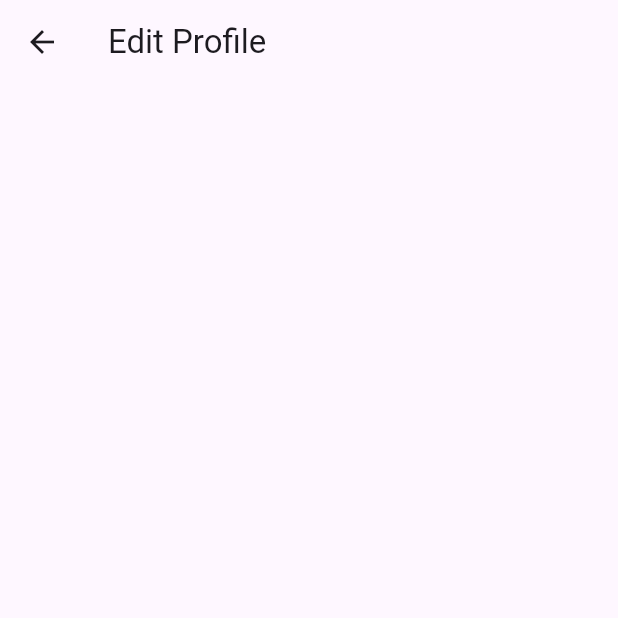
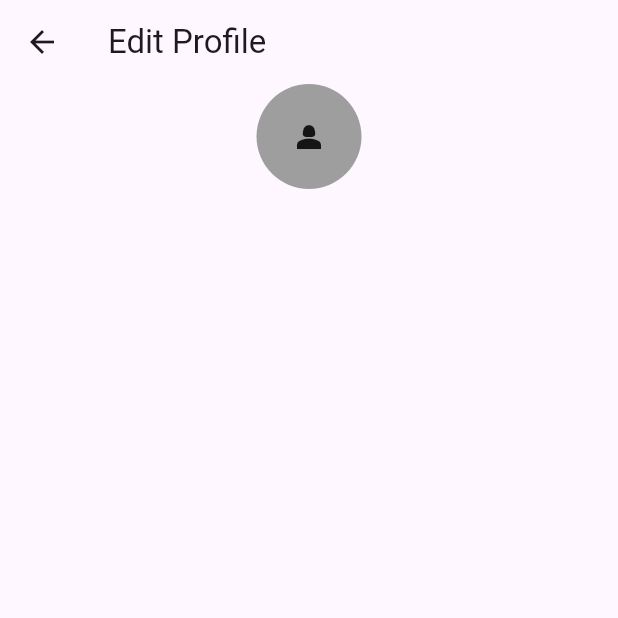
Before and after one commit to alviazirin/edspert_course, a Flutter app: the EditProfileScreen screen opened directly, on a phone screen of 412 x 824 dp, the top half of it. Run offline on Flutter 3.47's test engine with Material 3 defaults, Android fonts, the phone set to English and light mode, and no system bars; our stand-ins replace bloc, cross_file, dio, equatable, firebase_auth, firebase_core and 7 more; accounts and stored records are empty.

Commit message:
prgress: profile

```diff
--- /dev/null
+++ b/lib/domain/usecases/upload_image_usecase.dart
@@ -0,0 +1,12 @@
+import 'package:edspert_course/domain/repositories/profile_repository.dart';
+import 'package:image_picker/image_picker.dart';
+
+class UploadImageUseCase {
+  final ProfileRepository repository;
+
+  UploadImageUseCase(this.repository);
+
+  Future<String?> call(XFile file) {
+    return repository.uploadImage(file);
+  }
+}
--- a/lib/presentation/app.dart
+++ b/lib/presentation/app.dart
@@ -1,13 +1,16 @@
 import 'package:edspert_course/data/repositories/auth_repository_impl.dart';
 import 'package:edspert_course/domain/usecases/is_signed_in_with_google_usecase.dart';
 import 'package:edspert_course/domain/usecases/sign_in_with_google_usecase.dart';
+import 'package:edspert_course/domain/usecases/upload_image_usecase.dart';
 import 'package:flutter/material.dart';
 import 'package:flutter_bloc/flutter_bloc.dart';
 
+import '../data/repositories/profile_repository_impl.dart';
 import '../domain/repositories/domain_repositories.dart';
 import '../screens/splash.dart';
 import 'manager/auth/auth_bloc.dart';
 import 'manager/home_nav/cubit/home_nav_cubit.dart';
+import 'manager/profile/profile_bloc.dart';
 
 class MyApp extends StatelessWidget {
   const MyApp({super.key});
@@ -29,7 +32,7 @@ class MyApp extends StatelessWidget {
         BlocProvider(create: (context) => HomeNavCubit()),
         BlocProvider(
           create: (context) => ProfileBloc(
-            UploadImageUsecase(ProfileRepositoryImpl()),
+            UploadImageUseCase(ProfileRepositoryImpl()),
           ),
         ),
       ],
--- a/lib/presentation/manager/profile/profile_bloc.dart
+++ b/lib/presentation/manager/profile/profile_bloc.dart
@@ -1,4 +1,5 @@
 import 'package:bloc/bloc.dart';
+import 'package:edspert_course/domain/usecases/upload_image_usecase.dart';
 import 'package:equatable/equatable.dart';
 import 'package:flutter/physics.dart';
 import 'package:image_picker/image_picker.dart';
@@ -8,9 +9,20 @@ part 'profile_event.dart';
 part 'profile_state.dart';
 
 class ProfileBloc extends Bloc<ProfileEvent, ProfileState> {
-  ProfileBloc() : super(ProfileInitial()) {
-    on<ProfileEvent>((event, emit) {
-      // TODO: implement event handler
+  final UploadImageUseCase uploadImageUseCase;
+  ProfileBloc(this.uploadImageUseCase) : super(ProfileInitial()) {
+    on<ProfileEvent>((event, emit) async {
+      if (event is UploadImageEvent) {
+        emit(UploadImageLoading());
+        final uploadImageDownloadUrlResult =
+            await uploadImageUseCase.call(event.xfile);
+        if (uploadImageDownloadUrlResult != null) {
+          emit(UploadImageSuccess(uploadImageDownloadUrlResult));
+          return;
+        }
+
+        emit(UploadImageError());
+      }
     });
   }
 }
--- a/lib/screens/edit_profile_screen.dart
+++ b/lib/screens/edit_profile_screen.dart
@@ -1,4 +1,7 @@
+import 'dart:io';
+
 import 'package:flutter/material.dart';
+import 'package:image_picker/image_picker.dart';
 
 class EditProfileScreen extends StatefulWidget {
   const EditProfileScreen({super.key});
@@ -8,11 +11,46 @@ class EditProfileScreen extends StatefulWidget {
 }
 
 class _EditProfileScreenState extends State<EditProfileScreen> {
+  XFile? pickedImage;
   @override
   Widget build(BuildContext context) {
     return Scaffold(
-      appBar: AppBar(title: Text("Edit Profile"),),
-      body: ListView(),
+      appBar: AppBar(
+        title: Text("Edit Profile"),
+      ),
+      body: ListView(
+        children: [
+          Align(
+            alignment: Alignment.center,
+            child: InkWell(
+              onTap: () async {
+                pickedImage = await ImagePicker()
+                    .pickImage(source: ImageSource.camera, imageQuality: 40);
+                setState(() {});
+              },
+              child: pickedImage == null
+                  ? Container(
+                      width: 70,
+                      height: 70,
+                      decoration: BoxDecoration(
+                        color: Colors.grey,
+                        borderRadius: BorderRadius.circular(35),
+                      ),
+                      child: const Icon(Icons.person_2),
+                    )
+                  : ClipRRect(
+                      borderRadius: BorderRadius.circular(35),
+                      child: Image.file(
+                        File(pickedImage!.path),
+                        width: 70,
+                        height: 70,
+                        fit: BoxFit.cover,
+                      ),
+                    ),
+            ),
+          )
+        ],
+      ),
     );
   }
 }
```
Also changed, not shown: lib/data/repositories/profile_repository_impl.dart (added, +35 -0 lines).
